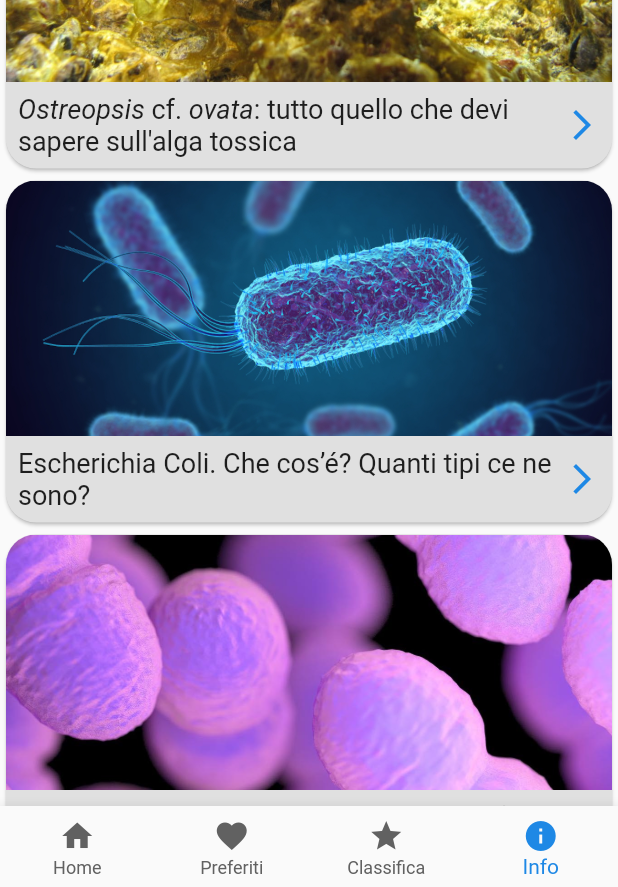
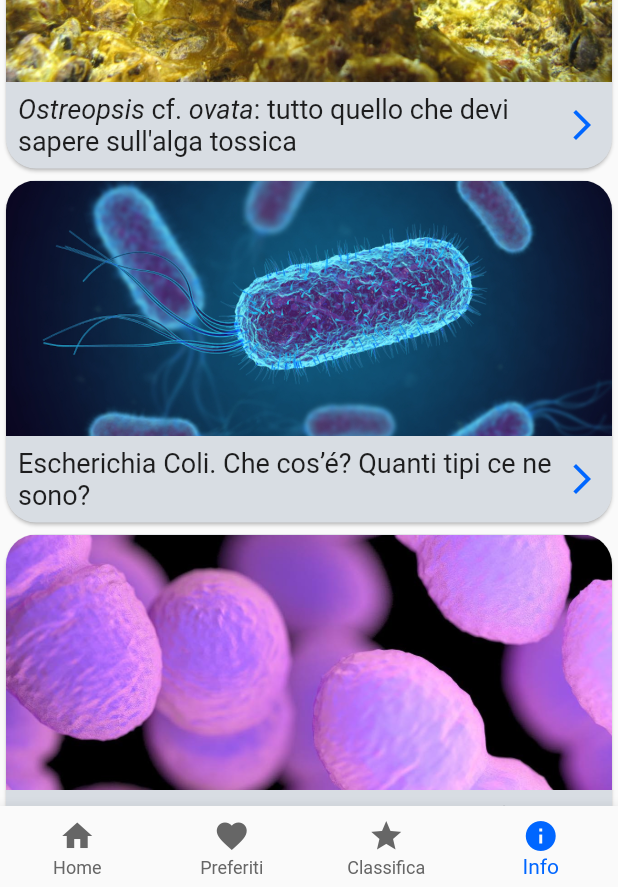
Before and after one commit to DiSilvestreCristian/aqua, a Flutter app: the screen it shows after launch, item 4 of the bottom bar chosen, on a phone screen of 412 x 824 dp. Shown: the part 346-1233 px from the top of the screen. Run offline on Flutter 3.47's test engine with Material 2 defaults, Android fonts, the phone set to English and light mode, and no system bars; our stand-ins replace percent_indicator, shared_preferences; missing offline and left inert: singleton; network calls fail.

Commit message:
colors global library

```diff
--- a/lib/bottom_nav_bar/bottom_nav_bar.dart
+++ b/lib/bottom_nav_bar/bottom_nav_bar.dart
@@ -1,4 +1,5 @@
 import 'package:aqua/bottom_nav_bar/tab_navigator.dart';
+import 'package:aqua/value/colors.dart';
 import 'package:flutter/material.dart';
 
 class BottomNavBar extends StatefulWidget{
@@ -55,8 +56,8 @@ class _BottomNavBar extends State<BottomNavBar>{
       ),
       bottomNavigationBar: BottomNavigationBar(
         type: BottomNavigationBarType.fixed,
-        selectedItemColor: Colors.blue[600],
-        unselectedItemColor: Colors.grey[700],
+        selectedItemColor: colorPrimary,
+        unselectedItemColor: colorSecondary,
         items: [
           BottomNavigationBarItem(
               icon: Icon(Icons.home),
--- a/lib/info/info.dart
+++ b/lib/info/info.dart
@@ -1,5 +1,6 @@
 import 'package:aqua/info/info_details.dart';
-import 'package:aqua/value/string.dart';
+import 'package:aqua/value/colors.dart';
+import 'package:aqua/value/strings.dart';
 import 'package:flutter/material.dart';
 
 
@@ -33,7 +34,7 @@ class Info extends StatelessWidget {
                     );
                   },
                     child: Card(
-                      color: Colors.grey[300],
+                      color: colorItemBackground,
                     clipBehavior: Clip.antiAliasWithSaveLayer,
                     shape: RoundedRectangleBorder(
                       borderRadius: BorderRadius.circular(20.0),
@@ -56,7 +57,9 @@ class Info extends StatelessWidget {
                                         style: TextStyle(fontSize: 18),
                                         softWrap: true,)
                                   ),
-                                  Icon(Icons.arrow_forward_ios, color: Colors.blue[600],)
+                                  Icon(
+                                    Icons.arrow_forward_ios,
+                                    color: colorPrimary)
                                 ]
                             )
                         )
@@ -72,7 +75,7 @@ class Info extends StatelessWidget {
                       );
                     },
                     child: Card(
-                        color: Colors.grey[300],
+                        color: colorItemBackground,
                         clipBehavior: Clip.antiAliasWithSaveLayer,
                         shape: RoundedRectangleBorder(
                           borderRadius: BorderRadius.circular(20.0),
@@ -95,7 +98,9 @@ class Info extends StatelessWidget {
                                             style: TextStyle(fontSize: 18),
                                             softWrap: true,)
                                       ),
-                                      Icon(Icons.arrow_forward_ios, color: Colors.blue[600],)
+                                      Icon(
+                                        Icons.arrow_forward_ios,
+                                        color: colorPrimary)
                                     ]
                                 )
                             )
@@ -111,7 +116,7 @@ class Info extends StatelessWidget {
                       );
                     },
                     child: Card(
-                        color: Colors.grey[300],
+                        color: colorItemBackground,
                         clipBehavior: Clip.antiAliasWithSaveLayer,
                         shape: RoundedRectangleBorder(
                           borderRadius: BorderRadius.circular(20.0),
@@ -134,7 +139,9 @@ class Info extends StatelessWidget {
                                             style: TextStyle(fontSize: 18),
                                             softWrap: true,)
                                       ),
-                                      Icon(Icons.arrow_forward_ios, color: Colors.blue[600],)
+                                      Icon(
+                                        Icons.arrow_forward_ios,
+                                        color: colorPrimary)
                                     ]
                                 )
                             )
--- a/lib/info/info_details.dart
+++ b/lib/info/info_details.dart
@@ -1,4 +1,5 @@
-import 'package:aqua/value/string.dart';
+import 'package:aqua/value/colors.dart';
+import 'package:aqua/value/strings.dart';
 import 'package:flutter/material.dart';
 
 class InfoDetails extends StatelessWidget {
@@ -28,7 +29,7 @@ class InfoDetails extends StatelessWidget {
           padding: EdgeInsets.only(top: 50.0, right: 8.0, bottom: 0.0, left: 8.0),
         child: SingleChildScrollView(
           child: Card(
-            color: Colors.grey[300],
+            color: colorItemBackground,
             clipBehavior: Clip.antiAliasWithSaveLayer,
             shape: RoundedRectangleBorder(
               borderRadius: BorderRadius.circular(20.0),
--- a/lib/route/error_route.dart
+++ b/lib/route/error_route.dart
@@ -1,4 +1,4 @@
-import 'package:aqua/value/string.dart';
+import 'package:aqua/value/strings.dart';
 import 'package:flutter/material.dart';
 
 class ErrorPage extends StatelessWidget {
--- /dev/null
+++ b/lib/value/colors.dart
@@ -0,0 +1,15 @@
+library colors.global;
+
+import 'package:flutter/material.dart';
+
+Color colorPrimary = Color(0xFF0066FF);
+Color colorSecondary = Color(0xFF666666);
+Color colorItemBackground = Color(0xFFD8DDE3);
+
+Color colorTextPrimary = Color(0xFF000000);
+Color colorTextSecondary = Color(0xFFFFFFFF);
+
+
+Color colorOstreopsis = Color(0xFF0F9D58);
+Color colorEscherichia = Color(0xFF4285F4);
+Color colorEnterococcus = Color(0xFFDB4437);
--- a/lib/value/number.dart
+++ b/lib/value/numbers.dart
@@ -1,4 +1,4 @@
-library number.globals;
+library numbers.globals;
 
 const int ostreopsisAllertTheshold = 15000;
 const int ostreopsisEmergencyTheshold = 30000;
```
Also changed, not shown: lib/beach_details/beach_details.dart (+19 -18 lines), lib/rank.dart (+9 -8 lines), lib/value/strings.dart (renamed from lib/value/string.dart).
